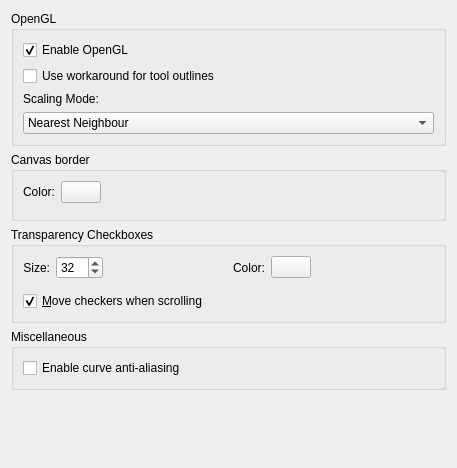
Old version of the form krita/ui/forms/wdgdisplaysettings.ui in the repository KDE/krita.
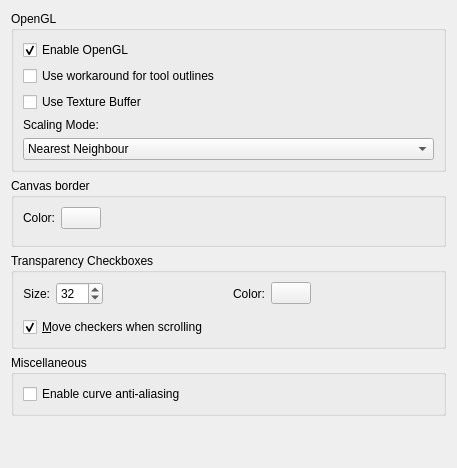
New version of the form. Custom widgets are drawn as their Qt base class.

Commit message:
Make texture buffering optional
It breaks on AMD/Radeon...

BUG:322806

```diff
--- a/krita/ui/forms/wdgdisplaysettings.ui
+++ b/krita/ui/forms/wdgdisplaysettings.ui
@@ -177,14 +177,14 @@
       <string>OpenGL</string>
      </property>
      <layout class="QGridLayout">
-      <item row="3" column="0">
+      <item row="4" column="0">
        <widget class="QLabel" name="label">
         <property name="text">
          <string>Scaling Mode:</string>
         </property>
        </widget>
       </item>
-      <item row="4" column="0">
+      <item row="5" column="0">
        <widget class="QComboBox" name="cmbFilterMode">
         <property name="currentIndex">
          <number>0</number>
@@ -229,6 +229,16 @@
         </property>
        </widget>
       </item>
+      <item row="3" column="0">
+       <widget class="QCheckBox" name="chkUseTextureBuffer">
+        <property name="toolTip">
+         <string>&lt;html&gt;&lt;head/&gt;&lt;body&gt;&lt;p&gt;Use Texture Buffering. This can be faster on some GPU/Driver combinations (like Intel) or broken on some others (like AMD/Radeon).&lt;/p&gt;&lt;/body&gt;&lt;/html&gt;</string>
+        </property>
+        <property name="text">
+         <string>Use Texture Buffer</string>
+        </property>
+       </widget>
+      </item>
      </layout>
     </widget>
    </item>
```
The commit also changes 5 other files.
